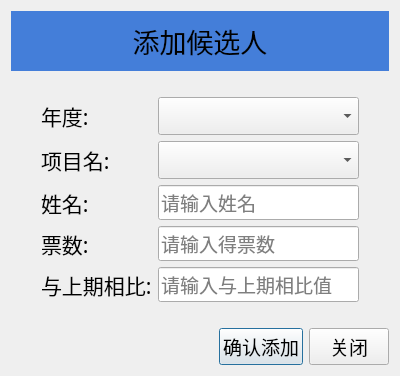
Qt form ui/page_elements/election_addpeople/Addpeople.ui (ArcherLuo233/election-s-prediction) before a commit.
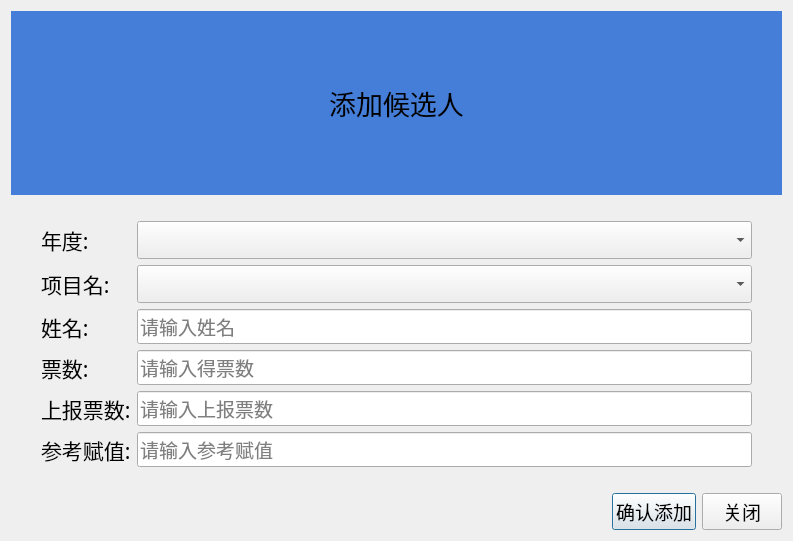
The same form after that commit.

What changed in the file:
```diff
--- a/ui/page_elements/election_addpeople/Addpeople.ui
+++ b/ui/page_elements/election_addpeople/Addpeople.ui
@@ -6,8 +6,8 @@
    <rect>
     <x>0</x>
     <y>0</y>
-    <width>400</width>
-    <height>300</height>
+       <width>793</width>
+       <height>541</height>
    </rect>
   </property>
   <property name="windowTitle">
@@ -156,7 +156,7 @@
                     </font>
                 </property>
                 <property name="text">
-                    <string>与上期相比:</string>
+                    <string>上报票数:</string>
                 </property>
             </widget>
         </item>
@@ -169,7 +169,33 @@
                     </font>
                 </property>
                 <property name="placeholderText">
-                    <string>请输入与上期相比值</string>
+                    <string>请输入上报票数</string>
+                </property>
+            </widget>
+        </item>
+        <item row="5" column="0">
+            <widget class="QLabel" name="Label_4">
+                <property name="font">
+                    <font>
+                        <family>黑体</family>
+                        <pointsize>16</pointsize>
+                    </font>
+                </property>
+                <property name="text">
+                    <string>参考赋值:</string>
+                </property>
+            </widget>
+        </item>
+        <item row="5" column="1">
+            <widget class="QLineEdit" name="reference_assignment">
+                <property name="font">
+                    <font>
+                        <family>黑体</family>
+                        <pointsize>14</pointsize>
+                    </font>
+                </property>
+                <property name="placeholderText">
+                    <string>请输入参考赋值</string>
                 </property>
             </widget>
         </item>
```
Left out of the diff: 96 changed lines with no effect on the pictures. Lines whose indentation alone changed are shown as unchanged.
